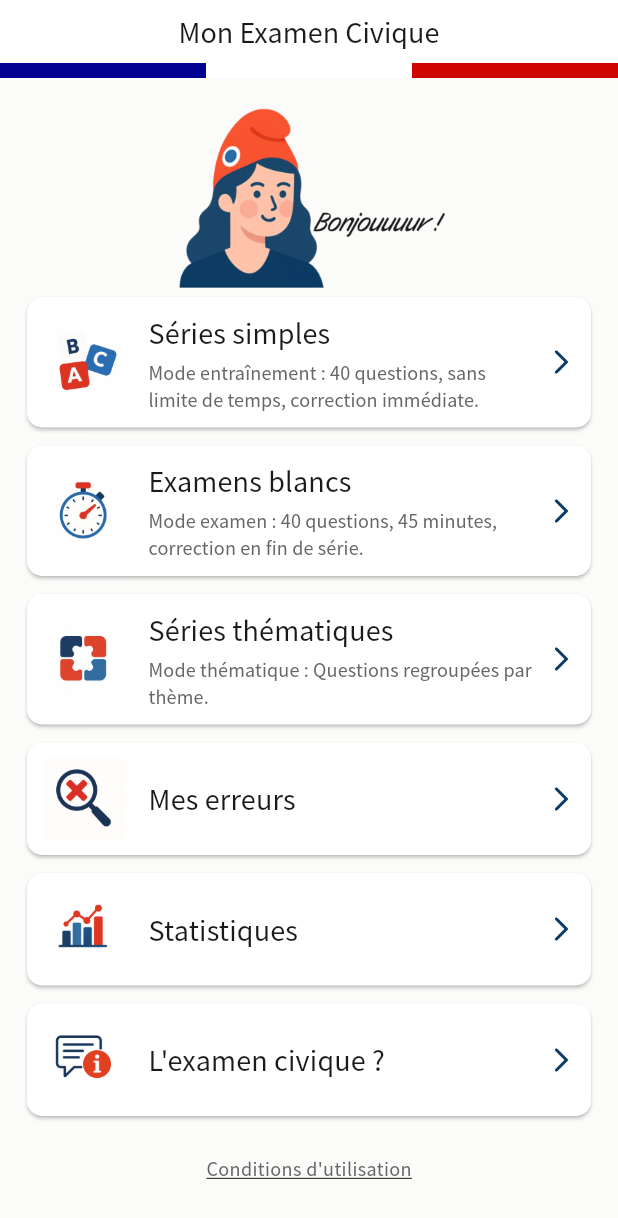
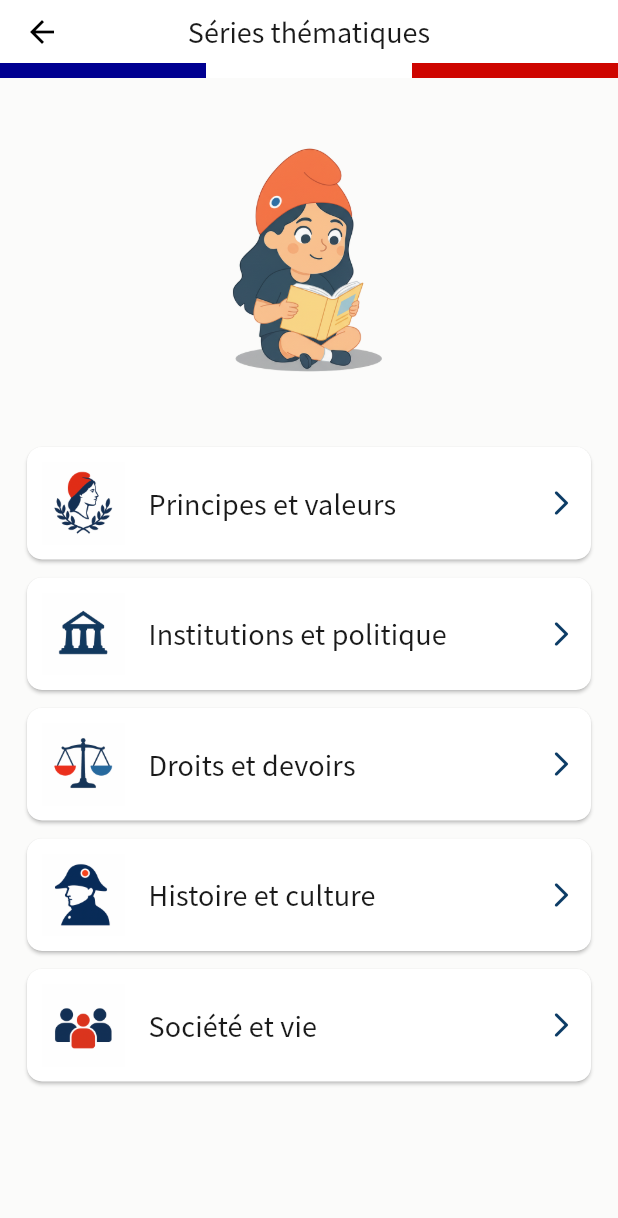
Before and after one commit to taki-mekhalfa/examen_civique, a Flutter app: the screen it shows after launch, after a tap on "Séries thématiques", on a phone screen of 412 x 824 dp. Shown: the top 1218 px of the screen. Run offline on Flutter 3.47's test engine with Material 3 defaults, Android fonts, the phone set to English and light mode, and no system bars; our stand-ins replace fl_chart, flutter_local_notifications, flutter_markdown, sqflite, timezone; accounts and stored records are empty.

Commit message:
feat: add thematics front page

```diff
--- a/lib/pages/home_page.dart
+++ b/lib/pages/home_page.dart
@@ -9,6 +9,7 @@ import 'package:examen_civique/pages/exam_quiz_page.dart';
 import 'package:examen_civique/pages/legal_notice_page.dart';
 import 'package:examen_civique/pages/simple_quiz_page.dart';
 import 'package:examen_civique/pages/statistics_page.dart';
+import 'package:examen_civique/pages/thematic_selection_page.dart';
 import 'package:examen_civique/repositories/repository.dart';
 import 'package:examen_civique/utils/utils.dart';
 import 'package:examen_civique/widgets/bottom_fade.dart';
@@ -132,7 +133,10 @@ class _HomeScreenState extends State<HomeScreen> with RouteAware {
       title: 'Séries thématiques',
       subtitle: "Mode thématique\u00A0: Questions regroupées par thème.",
       imagePath: 'assets/images/examen_thematique.png',
-      onTap: () => {},
+      onTap: () => Navigator.push(
+        context,
+        MaterialPageRoute(builder: (_) => const ThematicSelectionPage()),
+      ),
     );
   }
 
--- /dev/null
+++ b/lib/pages/thematic_selection_page.dart
@@ -0,0 +1,69 @@
+import 'package:examen_civique/design/style/app_colors.dart';
+
+import 'package:examen_civique/pages/home_page.dart';
+import 'package:examen_civique/widgets/home_tile_widget.dart';
+import 'package:flutter/material.dart';
+
+class ThematicSelectionPage extends StatelessWidget {
+  const ThematicSelectionPage({super.key});
+
+  @override
+  Widget build(BuildContext context) {
+    return Scaffold(
+      backgroundColor: AppColors.primaryGreyLight,
+      appBar: buildAppBar('Séries thématiques'),
+      body: SafeArea(
+        child: ListView(
+          padding: const EdgeInsets.only(top: 20.0),
+          children: [
+            _buildHeader(),
+            _buildTopicTile(
+              context,
+              'Principes et valeurs',
+              'assets/images/principes.png',
+            ),
+            _buildTopicTile(
+              context,
+              'Institutions et politique',
+              'assets/images/institutions.png',
+            ),
+            _buildTopicTile(
+              context,
+              'Droits et devoirs',
+              'assets/images/droits_devoirs.png',
+            ),
+            _buildTopicTile(
+              context,
+              'Histoire et culture',
+              'assets/images/histoire.png',
+            ),
+            _buildTopicTile(context, 'Société et vie', 'assets/images/vie.png'),
+            const SizedBox(height: 20),
+          ],
+        ),
+      ),
+    );
+  }
+
+  Widget _buildHeader() {
+    return const Padding(
+      padding: EdgeInsets.only(bottom: 20.0),
+      child: Image(
+        image: AssetImage("assets/marianne/marianne_themes.png"),
+        height: 200.0,
+        width: 200.0,
+        semanticLabel: 'Illustration Thématiques',
+      ),
+    );
+  }
+
+  Widget _buildTopicTile(BuildContext context, String title, String imagePath) {
+    return HomeTile(
+      title: title,
+      imagePath: imagePath,
+      onTap: () {
+        // TODO: Implement navigation to quiz for this topic
+      },
+    );
+  }
+}
```
Also changed, not shown: assets/images/droits_devoirs.png (added), assets/images/histoire.png (added), assets/images/institutions.png (added), assets/images/principes.png (added), assets/images/vie.png (added), assets/marianne/marianne_themes.png (added).
